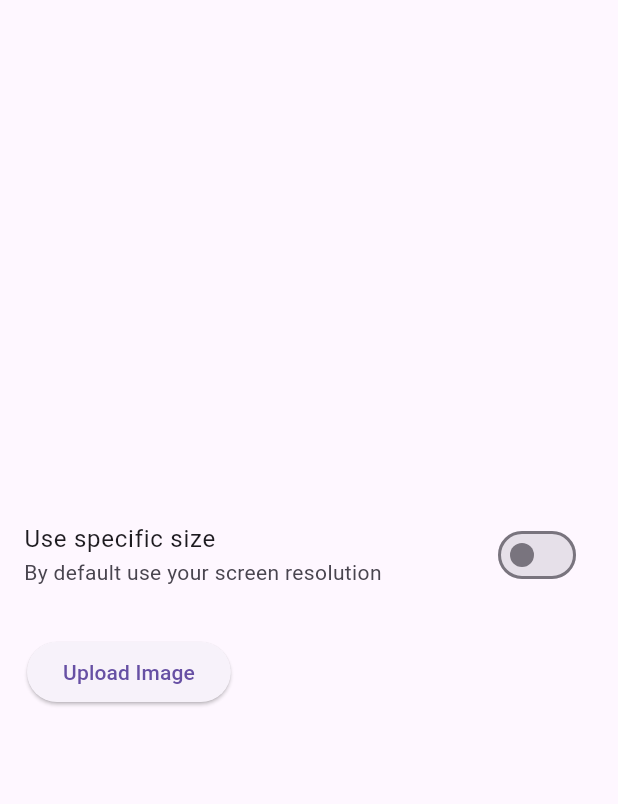
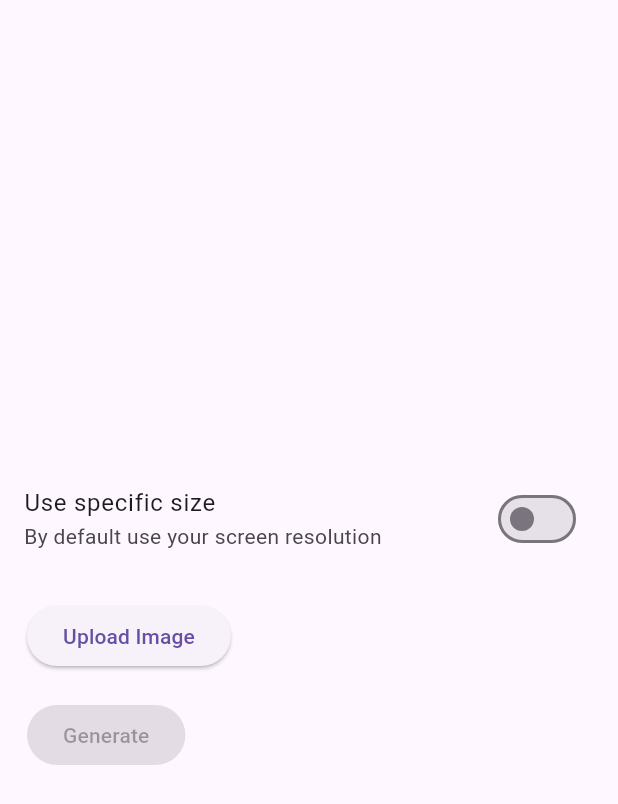
Before and after one commit to rn7cvj/gradient_from_image, a Flutter app: the SetupPortrait screen opened directly, on a phone screen of 412 x 824 dp. Shown: the top 804 px of the screen. Run offline on Flutter 3.47's test engine with Material 2 defaults, Android fonts, the phone set to English and light mode, and no system bars; our stand-ins replace flutter_mobx, image_picker, loading_animation_widget, mobx; generated files the repository leaves out were written again.

Commit message:
апвджлываплдпав

```diff
--- a/i18n/en_US/setup_en.i18n.yaml
+++ b/i18n/en_US/setup_en.i18n.yaml
@@ -3,3 +3,5 @@ defult_size: By default use your screen resolution
 upload_image: Upload Image
 width: Width
 height: Height
+generate: Generate
+generating: Generating
--- a/i18n/ru_RU/setup_ru.i18n.yaml
+++ b/i18n/ru_RU/setup_ru.i18n.yaml
@@ -3,3 +3,5 @@ defult_size: По умолчанию используйте ваше разре
 upload_image: Загрузить картинку
 width: Ширина
 height: Высота
+generate: Сгенерировать
+generating: Генерируем
--- a/lib/main.dart
+++ b/lib/main.dart
@@ -1,7 +1,8 @@
 import 'dart:typed_data';
 
 import 'package:flutter/material.dart';
-import 'package:gradient_from_image/setup_page/setup_page.dart';
+import 'package:gradient_from_image/pages/gradient_page/gradient_page.dart';
+import 'package:gradient_from_image/pages/setup_page/setup_page.dart';
 import 'package:image/image.dart' as img;
 
 void main() {
@@ -20,7 +21,7 @@ class App extends StatelessWidget {
       darkTheme: ThemeData.dark(
         useMaterial3: true,
       ),
-      home: SetupPage(),
+      home: GradientPage(),
       debugShowCheckedModeBanner: false,
     );
   }
--- a/lib/setup_page/setup_page.dart
+++ b/lib/pages/setup_page/setup_page.dart
@@ -1,11 +1,11 @@
 import 'package:flutter/material.dart';
-import 'package:gradient_from_image/setup_page/setup_portrait.dart';
+import 'package:gradient_from_image/pages/setup_page/setup_portrait.dart';
 
 class SetupPage extends StatelessWidget {
   const SetupPage({super.key});
 
   @override
   Widget build(BuildContext context) {
-    return const SetupPortrait();
+    return SetupPortrait();
   }
 }
--- /dev/null
+++ b/lib/pages/setup_page/setup_portrait.dart
@@ -0,0 +1,44 @@
+import 'package:flutter/material.dart';
+import 'package:flutter_mobx/flutter_mobx.dart';
+import 'package:gradient_from_image/pages/setup_page/widgets/generate_button.dart';
+import 'package:gradient_from_image/pages/setup_page/widgets/image_uploader.dart';
+import 'package:gradient_from_image/pages/setup_page/widgets/processed_placeholder.dart';
+import 'package:gradient_from_image/pages/setup_page/widgets/size_picker.dart';
+import 'package:image_picker/image_picker.dart';
+import 'package:mobx/mobx.dart';
+
+class SetupPortrait extends StatelessWidget {
+  SetupPortrait({super.key});
+
+  final Observable<XFile?> img = Observable<XFile?>(null);
+
+  final Observable<bool> isProcessed = Observable<bool>(false);
+
+  @override
+  Widget build(BuildContext context) => Observer(
+        builder: (context) {
+          if (isProcessed.value) {
+            return const Scaffold(
+              body: ProcessedPlaceholder(),
+            );
+          }
+
+          return Scaffold(
+            body: Center(
+              child: SingleChildScrollView(
+                child: Column(
+                  children: [
+                    SizePicker(),
+                    ImageUploader(img: img),
+                    GenerateButton(
+                      img: img,
+                      isProcessed: isProcessed,
+                    ),
+                  ],
+                ),
+              ),
+            ),
+          );
+        },
+      );
+}
--- /dev/null
+++ b/lib/pages/setup_page/widgets/generate_button.dart
@@ -0,0 +1,31 @@
+import 'package:flutter/material.dart';
+import 'package:flutter_mobx/flutter_mobx.dart';
+import 'package:image_picker/image_picker.dart';
+import 'package:mobx/mobx.dart';
+
+import '../../../i18n/strings.g.dart';
+
+class GenerateButton extends StatelessWidget {
+  const GenerateButton({super.key, required this.img, required this.isProcessed});
+
+  final Observable<XFile?> img;
+  final Observable<bool> isProcessed;
+
+  @override
+  Widget build(BuildContext context) {
+    return Align(
+      alignment: Alignment.centerLeft,
+      child: Padding(
+        padding: const EdgeInsets.only(left: 18, right: 18),
+        child: Observer(
+          builder: (_) {
+            return ElevatedButton(
+              onPressed: img.value == null ? null : () => runInAction(() => isProcessed.value = true),
+              child: Text(t.setup.generate),
+            );
+          },
+        ),
+      ),
+    );
+  }
+}
--- /dev/null
+++ b/lib/pages/setup_page/widgets/image_uploader.dart
@@ -0,0 +1,48 @@
+import 'dart:typed_data';
+
+import 'package:flutter/material.dart';
+import 'package:flutter_mobx/flutter_mobx.dart';
+import 'package:gradient_from_image/constants.dart';
+import 'package:image_picker/image_picker.dart';
+import 'package:mobx/mobx.dart';
+
+import '../../../i18n/strings.g.dart';
+
+class ImageUploader extends StatelessWidget {
+  ImageUploader({super.key, required this.img});
+
+  final Observable<XFile?> img;
+  final ImagePicker picker = ImagePicker();
+
+  @override
+  Widget build(BuildContext context) {
+    return Padding(
+      padding: const EdgeInsets.all(18),
+      child: Observer(
+        builder: (_) {
+          return Row(
+            children: [
+              ElevatedButton(
+                onPressed: () async {
+                  XFile? pickcedImg = await picker.pickImage(source: ImageSource.gallery);
+                  runInAction(() => img.value = pickcedImg);
+                },
+                child: Text(t.setup.upload_image),
+              ),
+              if (img.value != null)
+                Expanded(
+                  child: Container(
+                    padding: EdgeInsets.all(appPaddingSmall),
+                    child: Text(
+                      img.value!.name,
+                      overflow: TextOverflow.ellipsis,
+                    ),
+                  ),
+                )
+            ],
+          );
+        },
+      ),
+    );
+  }
+}
--- a/lib/setup_page/widgets/size_picker.dart
+++ b/lib/pages/setup_page/widgets/size_picker.dart
@@ -4,7 +4,7 @@ import 'package:flutter_mobx/flutter_mobx.dart';
 import 'package:gradient_from_image/constants.dart';
 import 'package:mobx/mobx.dart';
 
-import '../../i18n/strings.g.dart';
+import '../../../i18n/strings.g.dart';
 
 class SizePicker extends StatelessWidget {
   SizePicker({super.key});
--- a/lib/setup_page/setup_portrait.dart
+++ /dev/null
@@ -1,23 +0,0 @@
-import 'package:flutter/material.dart';
-import 'package:gradient_from_image/setup_page/widgets/image_uploader.dart';
-import 'package:gradient_from_image/setup_page/widgets/size_picker.dart';
-
-class SetupPortrait extends StatelessWidget {
-  const SetupPortrait({super.key});
-
-  @override
-  Widget build(BuildContext context) {
-    return Scaffold(
-      body: Center(
-        child: SingleChildScrollView(
-          child: Column(
-            children: [
-              SizePicker(),
-              ImageUploader(),
-            ],
-          ),
-        ),
-      ),
-    );
-  }
-}
--- a/lib/setup_page/widgets/image_uploader.dart
+++ /dev/null
@@ -1,30 +0,0 @@
-import 'package:flutter/material.dart';
-import 'package:gradient_from_image/constants.dart';
-import 'package:image_picker/image_picker.dart';
-import 'package:mobx/mobx.dart';
-
-import '../../i18n/strings.g.dart';
-
-class ImageUploader extends StatelessWidget {
-  ImageUploader({super.key});
-
-  Observable<XFile?> img = Observable<XFile?>(null);
-  final ImagePicker picker = ImagePicker();
-
-  @override
-  Widget build(BuildContext context) {
-    return Padding(
-      padding: const EdgeInsets.all(18),
-      child: Row(
-        children: [
-          ElevatedButton(
-              onPressed: () async {
-                var img = await picker.pickImage(source: ImageSource.gallery);
-                print("object");
-              },
-              child: Text(t.setup.upload_image)),
-        ],
-      ),
-    );
-  }
-}
--- a/pubspec.yaml
+++ b/pubspec.yaml
@@ -46,6 +46,7 @@ dependencies:
   mobx_codegen: ^2.3.0
   image_picker: ^1.0.1
   image_picker_for_web: ^2.2.0
+  loading_animation_widget: ^1.2.0+4
 
 dev_dependencies:
   flutter_test:
```
Also changed, not shown: lib/pages/gradient_page/gradient_page.dart (added, +11 -0 lines), lib/pages/gradient_page/gradient_portrait.dart (added, +20 -0 lines), lib/pages/gradient_page/widgets/settings_bottom_sheet.dart (added, +10 -0 lines), lib/pages/setup_page/widgets/processed_placeholder.dart (added, +33 -0 lines), lib/i18n/strings.g.dart, lib/pages/gradient_page/gradient_landscape.dart (added), lib/pages/setup_page/setup_landscape.dart (renamed from lib/setup_page/setup_landscape.dart), pubspec.lock.
